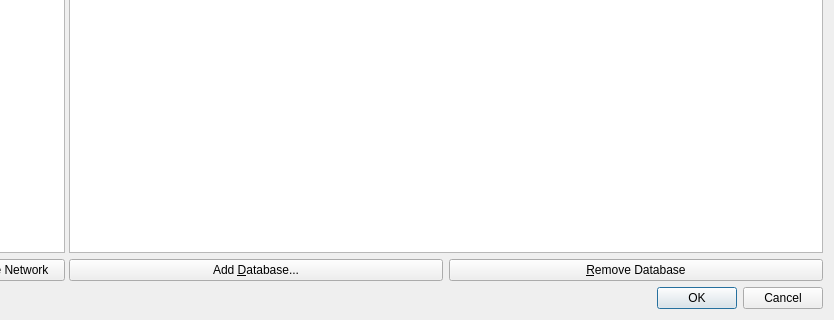
The window that src/window/SetupDialog/SetupDialog.ui (HubertD/cangaroo) describes before a commit, drawn with Qt 5; both pictures show x 202 to 1036 and y 515 to 835 of the 1036 by 835 pixel window.
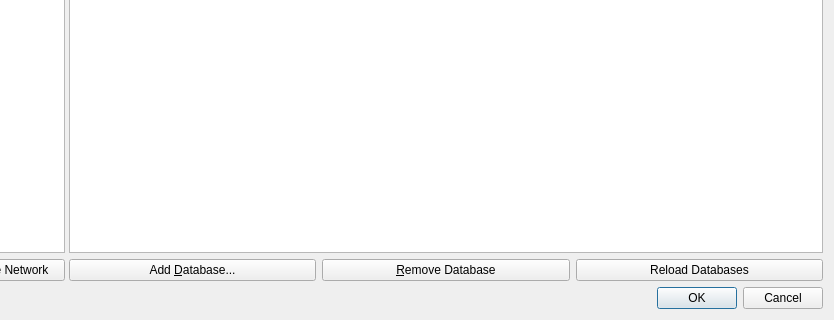
The same window after the commit. The open tabs and pages were chosen to show the change.

What changed in the file:
```diff
--- a/src/window/SetupDialog/SetupDialog.ui
+++ b/src/window/SetupDialog/SetupDialog.ui
@@ -240,6 +240,13 @@
                 </property>
                </widget>
               </item>
+              <item>
+               <widget class="QPushButton" name="btReloadDatabases">
+                <property name="text">
+                 <string>Reload Databases</string>
+                </property>
+               </widget>
+              </item>
              </layout>
             </widget>
            </item>
```
